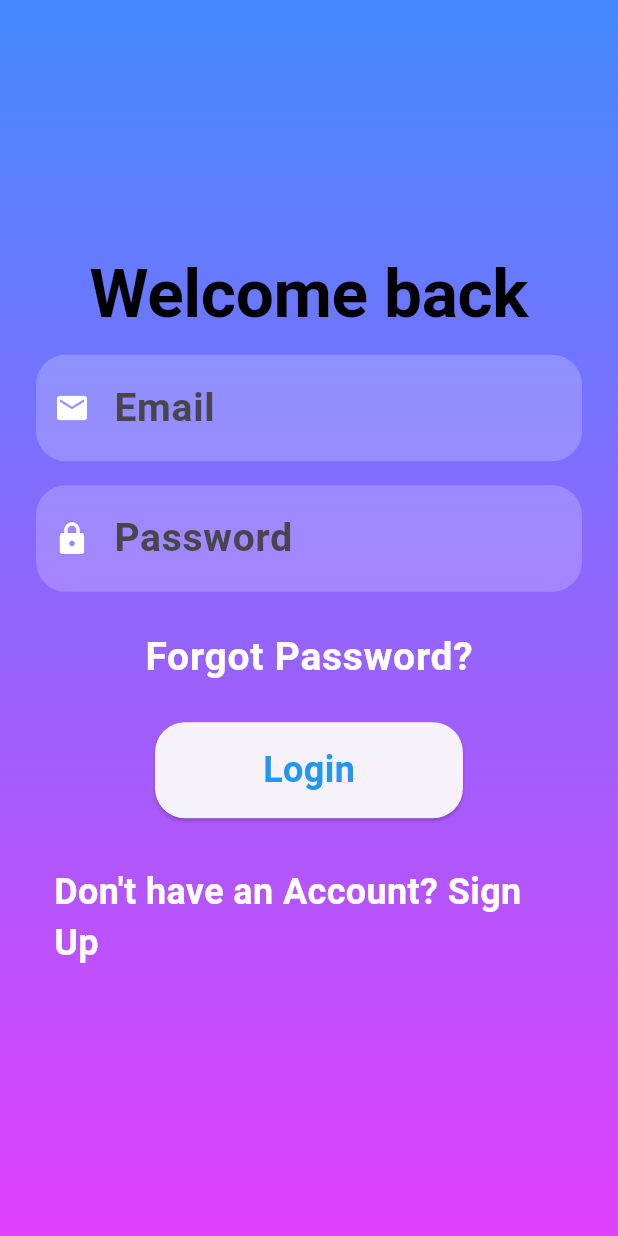
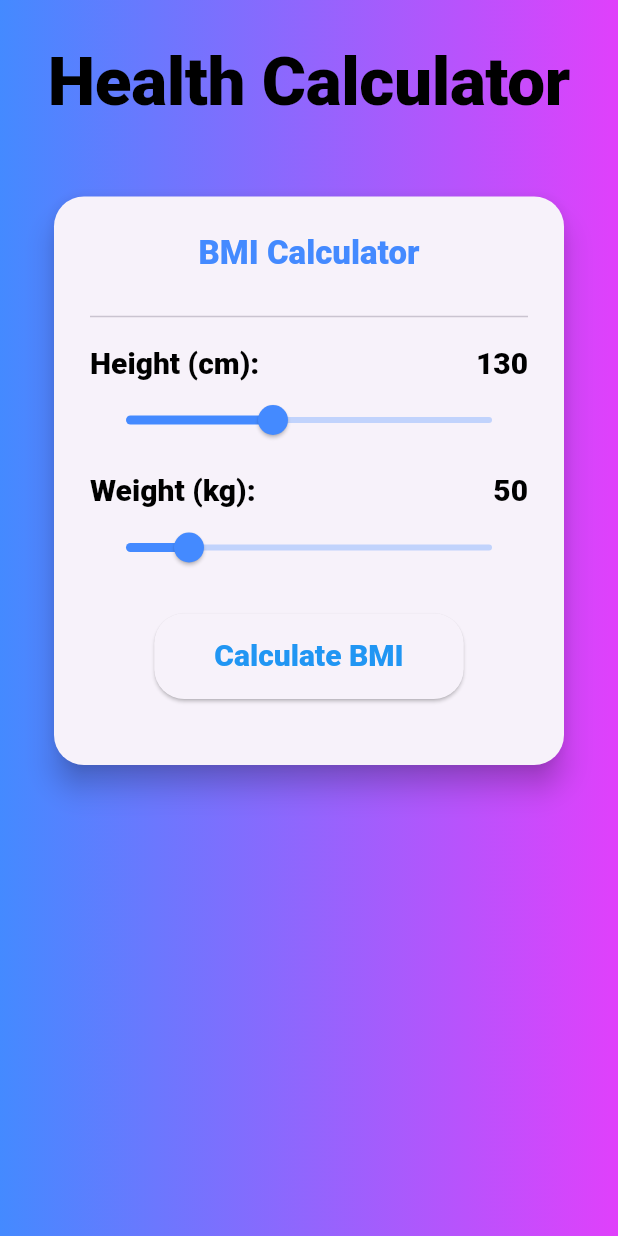
Before and after one commit to MuhammadAqeel1209/Flutter_Project_University, a Flutter app: the Login screen opened directly, after a tap on "Login", on a phone screen of 412 x 824 dp. Run offline on Flutter 3.47's test engine with Material 3 defaults, Android fonts, the phone set to English and light mode, and no system bars; our stand-ins replace font_awesome_flutter, google_fonts; network calls fail.

Commit message:
some mistake and bmi calcluation

```diff
--- a/gym_app/analysis_options.yaml
+++ b/gym_app/analysis_options.yaml
@@ -9,7 +9,7 @@
 # packages, and plugins designed to encourage good coding practices.
 analyzer:
   errors:
-    library_private_types_in_public_api: ignore ignore
+    library_private_types_in_public_api: ignore
 include: package:flutter_lints/flutter.yaml
 
 linter:
--- a/gym_app/lib/about.dart
+++ b/gym_app/lib/about.dart
@@ -13,7 +13,7 @@ class About extends StatelessWidget {
           'Our award-winning trainers provide personalized coaching, optimizing every aspect of your fitness journey. Benefit from their expertise and customized workout plans designed for your goals and abilities.',
     },
     {
-      'icon': FontAwesomeIcons.running,
+      'icon': FontAwesomeIcons.personRunning,
       'title': 'Personalized Running Coaching',
       'subtitle':
           "Certified running coaches help you achieve your running goals, whether you're a beginner or seasoned runner. Our experts tailor training plans to suit your needs, ensuring optimal performance and injury prevention.",
--- /dev/null
+++ b/gym_app/lib/bmi_calculator.dart
@@ -0,0 +1,133 @@
+import 'package:flutter/material.dart';
+import 'dart:math';
+
+class BMICalculator extends StatefulWidget {
+  const BMICalculator({super.key});
+
+  @override
+  _BMICalculatorState createState() => _BMICalculatorState();
+}
+
+class _BMICalculatorState extends State<BMICalculator> {
+  double weight = 50;
+  double height = 130;
+  String result = "";
+
+  void calculateBMI() {
+    double heightMeter = height / 100;
+    var bmi = weight / pow(heightMeter, 2);
+    var msg = "";
+
+    if (bmi < 18.5) {
+      msg = "You are Underweight";
+    } else if (bmi < 25) {
+      msg = "You are Healthy";
+    } else if (bmi < 30) {
+      msg = "You are Overweight";
+    } else {
+      msg = "You are Obese";
+    }
+
+    setState(() {
+      result = "$msg\nYour BMI is: ${bmi.toStringAsFixed(2)}";
+    });
+  }
+
+  @override
+  Widget build(BuildContext context) {
+    return Center(
+      child: Padding(
+        padding: const EdgeInsets.all(16.0),
+        child: Card(
+          shape: RoundedRectangleBorder(borderRadius: BorderRadius.circular(20)),
+          elevation: 8,
+          child: Padding(
+            padding: const EdgeInsets.all(24.0),
+            child: Column(
+              mainAxisSize: MainAxisSize.min,
+              children: [
+                Text(
+                  "BMI Calculator",
+                  style: Theme.of(context).textTheme.titleLarge?.copyWith(
+                    color: Colors.blueAccent,
+                    fontWeight: FontWeight.bold,
+                  ),
+                ),
+                const SizedBox(height: 20),
+                const Divider(),
+                const SizedBox(height: 10),
+                Row(
+                  mainAxisAlignment: MainAxisAlignment.spaceBetween,
+                  children: [
+                    Text(
+                      'Height (cm):',
+                      style: Theme.of(context).textTheme.headlineSmall,
+                    ),
+                    Text(
+                      height.toStringAsFixed(0),
+                      style: Theme.of(context).textTheme.headlineSmall),
+                  ],
+                ),
+                Slider(
+                  value: height,
+                  min: 50,
+                  max: 250,
+                  divisions: 200,
+                  label: height.toStringAsFixed(0),
+                  onChanged: (value) => setState(() => height = value),
+                  activeColor: Colors.blueAccent,
+                  inactiveColor: Colors.blueAccent.withOpacity(0.3),
+                ),
+                const SizedBox(height: 10),
+                Row(
+                  mainAxisAlignment: MainAxisAlignment.spaceBetween,
+                  children: [
+                    Text(
+                      'Weight (kg):',
+                      style: Theme.of(context).textTheme.headlineSmall,
+                    ),
+                    Text(
+                      weight.toStringAsFixed(0),
+                      style: Theme.of(context).textTheme.headlineSmall),
+                  ],
+                ),
+                Slider(
+                  value: weight,
+                  min: 30,
+                  max: 150,
+                  divisions: 120,
+                  label: weight.toStringAsFixed(0),
+                  onChanged: (value) => setState(() => weight = value),
+                  activeColor: Colors.blueAccent,
+                  inactiveColor: Colors.blueAccent.withOpacity(0.3),
+                ),
+                const SizedBox(height: 20),
+                ElevatedButton(
+                  onPressed: calculateBMI,
+                  style: ElevatedButton.styleFrom(
+                    padding: const EdgeInsets.symmetric(horizontal: 40, vertical: 15),
+                    shape: RoundedRectangleBorder(
+                      borderRadius: BorderRadius.circular(20),
+                    ),
+                  ),
+                  child:  Text("Calculate BMI", style:Theme.of(context).textTheme.headlineSmall?.copyWith(color: Colors.blue),
+                ),
+                ),
+                const SizedBox(height: 20),
+                if (result.isNotEmpty)
+                  Text(
+                    result,
+                    textAlign: TextAlign.center,
+                    style: Theme.of(context).textTheme.titleMedium?.copyWith(
+                      color: Colors.blueAccent,
+                      fontWeight: FontWeight.w500,
+                    ),
+                  ),
+              ],
+            ),
+          ),
+        ),
+      ),
+    );
+  }
+}
--- /dev/null
+++ b/gym_app/lib/calculations.dart
@@ -0,0 +1,45 @@
+import 'package:flutter/material.dart';
+import 'package:gym_app/bmi_calculator.dart';
+
+class Calculations extends StatefulWidget {
+  const Calculations({super.key});
+
+  @override
+  State<Calculations> createState() => _CalculationsState();
+}
+
+class _CalculationsState extends State<Calculations> {
+  @override
+  Widget build(BuildContext context) {
+    return SafeArea(
+      child: Scaffold(
+        body: Container(
+          decoration: const BoxDecoration(
+              gradient: LinearGradient(
+                  colors: [Colors.blueAccent, Colors.purpleAccent])),
+          child: Padding(
+            padding: const EdgeInsets.symmetric(vertical: 29),
+            child: Center(
+              child: Column(
+                mainAxisAlignment: MainAxisAlignment.center,
+                children: [
+                  Text("Health Calculator",
+                      style: Theme.of(context).textTheme.displayLarge),
+                  const SizedBox(height: 16),
+                  Expanded(
+                    child: ListView(
+                      padding: const EdgeInsets.all(16),
+                      children: const [
+                        BMICalculator(),
+                      ],
+                    ),
+                  ),
+                ],
+              ),
+            ),
+          ),
+        ),
+      ),
+    );
+  }
+}
--- a/gym_app/lib/classes.dart
+++ b/gym_app/lib/classes.dart
@@ -100,7 +100,7 @@ class _ClassesPageState extends State<ClassesPage> {
                                 Text(
                                   item["text"]!,
                                   style: Theme.of(context).textTheme.headlineSmall?.copyWith(
-                                    fontSize: 16,
+                                    fontSize: 18,
                                     color: Colors.white,
                                   ),
                                   textAlign: TextAlign.center,
--- a/gym_app/lib/login.dart
+++ b/gym_app/lib/login.dart
@@ -1,5 +1,6 @@
 import 'package:flutter/material.dart';
 import 'package:gym_app/signup.dart';
+import 'package:gym_app/calculations.dart';
 
 class Login extends StatefulWidget {
   const Login({super.key});
@@ -15,7 +16,8 @@ class _LoginState extends State<Login> {
 
   @override
   Widget build(BuildContext context) {
-    return Scaffold(
+    return SafeArea(
+      child: Scaffold(
         body: Container(
           decoration: const BoxDecoration(
             gradient: LinearGradient(
@@ -73,7 +75,9 @@ class _LoginState extends State<Login> {
                   ),
                   const SizedBox(height: 16),
                   ElevatedButton(
-                  onPressed: () {},
+                    onPressed: () {
+                      Navigator.push(context, MaterialPageRoute(builder: (context) => const Calculations()));
+                    },
                     style: ElevatedButton.styleFrom(
                       foregroundColor: Colors.blue, // Button color
                       shape: RoundedRectangleBorder(
@@ -105,6 +109,7 @@ class _LoginState extends State<Login> {
             ),
           ),
         ),
+      ),
     );
   }
 }
--- a/gym_app/lib/registration.dart
+++ b/gym_app/lib/registration.dart
@@ -43,7 +43,8 @@ _priceController.text = _price ?? " ";
 
   @override
   Widget build(BuildContext context) {
-    return Scaffold(
+    return SafeArea(
+      child: Scaffold(
         body: Container(
           decoration: const BoxDecoration(
             gradient: LinearGradient(
@@ -217,6 +218,7 @@ _priceController.text = _price ?? " ";
             ),
           ),
         ),
+      ),
     );
   }
 }
--- a/gym_app/lib/signup.dart
+++ b/gym_app/lib/signup.dart
@@ -16,7 +16,8 @@ class _SignupSate extends State<Signup> {
 
   @override
   Widget build(BuildContext context) {
-    return Scaffold(
+    return SafeArea(
+      child: Scaffold(
         body: Container(
           decoration: const BoxDecoration(
             gradient: LinearGradient(
@@ -136,6 +137,7 @@ class _SignupSate extends State<Signup> {
             ),
           ),
         ),
+      ),
     );
   }
 }
--- a/gym_app/lib/trainer.dart
+++ b/gym_app/lib/trainer.dart
@@ -81,7 +81,9 @@ class _TrainersPageState extends State<TrainersPage> {
                           ),
                           Text(
                             item["role"]!,
-                            style: Theme.of(context).textTheme.bodyMedium,
+                            style: Theme.of(context).textTheme.bodyMedium?.copyWith(
+                              fontSize: 18
+                            ),
                             textAlign: TextAlign.center,
                           ),
                         ],
--- a/gym_app/pubspec.yaml
+++ b/gym_app/pubspec.yaml
@@ -82,9 +82,10 @@ flutter:
   # list giving the asset and other descriptors for the font. For
   # example:
   fonts:
-    - family: AbrilFatface
+    - family: Roboto
       fonts:
-        - asset: assets/fonts/AbrilFatface-Regular.ttf
+        - asset: assets/fonts/Roboto-Black.ttf
+          weight: 900
 
   #       - asset: fonts/Schyler-Italic.ttf
   #         style: italic
```
Also changed, not shown: gym_app/lib/appbar.dart (+12 -24 lines), gym_app/lib/home.dart (+9 -8 lines), gym_app/lib/main.dart (+4 -5 lines), gym_app/assets/fonts/AbrilFatface-Regular.ttf (deleted), gym_app/assets/fonts/Roboto-Black.ttf (added), gym_app/pubspec.lock. Lines whose indentation alone changed are shown as unchanged.
